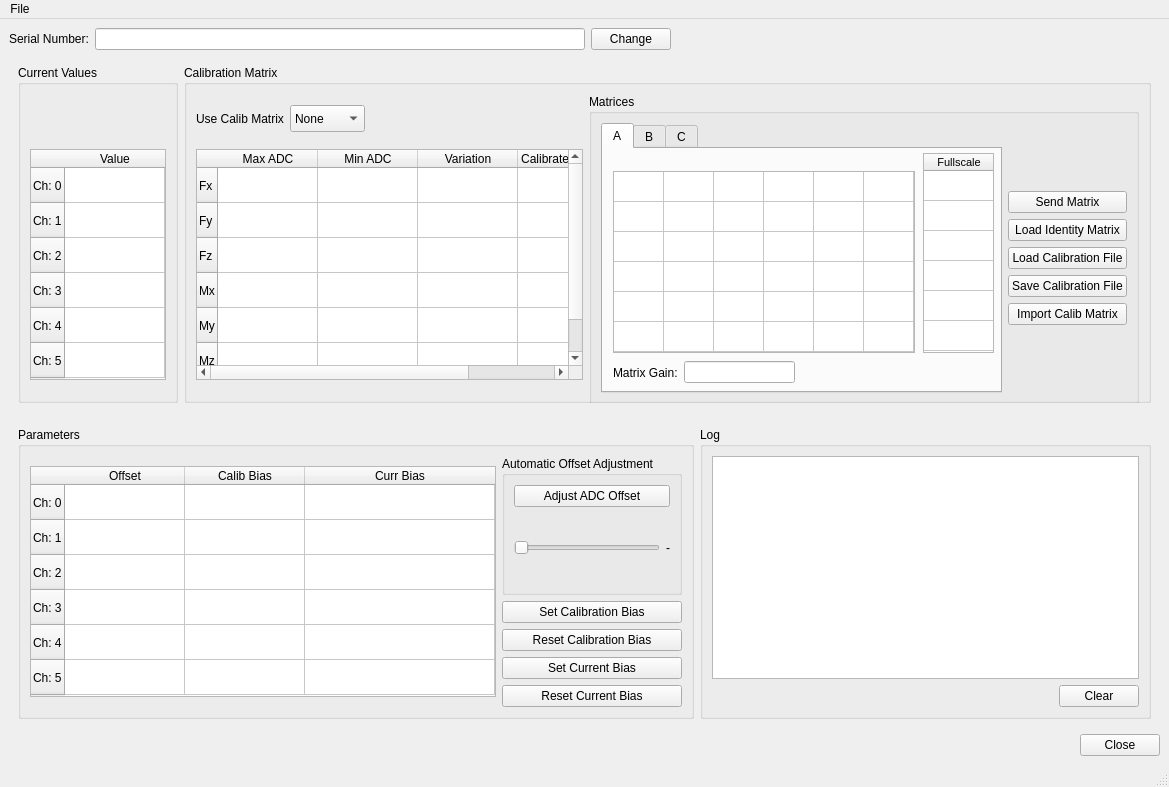
The window that src/tools/FirmwareUpdater/calibrationwindow.ui (robotology/icub-main) describes before a commit, drawn with Qt 5.
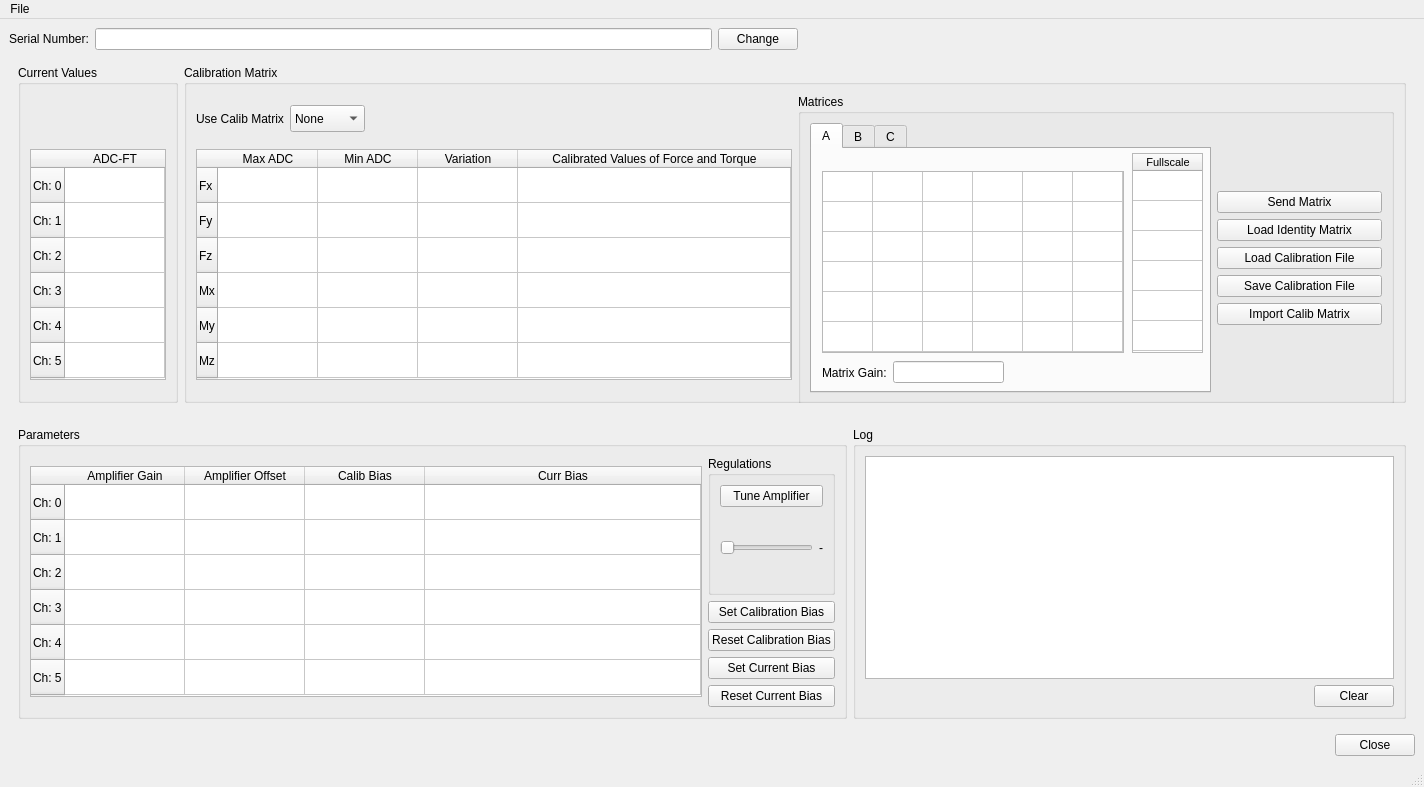
The same window after the commit.

Commit message: improved the aspect of the calibration window. added gains used by strain2.

```diff
--- a/src/tools/FirmwareUpdater/calibrationwindow.ui
+++ b/src/tools/FirmwareUpdater/calibrationwindow.ui
@@ -6,7 +6,7 @@
    <rect>
     <x>0</x>
     <y>0</y>
-    <width>1169</width>
+    <width>1424</width>
     <height>787</height>
    </rect>
   </property>
@@ -159,7 +159,7 @@
             </row>
             <column>
              <property name="text">
-              <string>Value</string>
+              <string>ADC-FT</string>
              </property>
             </column>
            </widget>
@@ -334,7 +334,7 @@
               </column>
               <column>
                <property name="text">
-                <string>Calibrated Values</string>
+                <string>Calibrated Values of Force and Torque</string>
                </property>
               </column>
              </widget>
@@ -1149,7 +1149,12 @@
             </row>
             <column>
              <property name="text">
-              <string>Offset</string>
+              <string>Amplifier Gain</string>
+             </property>
+            </column>
+            <column>
+             <property name="text">
+              <string>Amplifier Offset</string>
              </property>
             </column>
             <column>
@@ -1169,7 +1174,7 @@
             <item>
              <widget class="QGroupBox" name="groupBox_3">
               <property name="title">
-               <string>Automatic Offset Adjustment</string>
+               <string>Regulations</string>
               </property>
               <layout class="QVBoxLayout" name="verticalLayout_2">
                <item>
@@ -1178,7 +1183,7 @@
                   <string>&lt;html&gt;&lt;head/&gt;&lt;body&gt;&lt;p&gt;It asks the board to find the offsets of the amplifiers placed before the ADC stage so that ADC readings are equal to the below value. &lt;/p&gt;&lt;p&gt;&lt;span style=&quot; font-weight:600;&quot;&gt;Beware&lt;/span&gt;: The ADC values are displayed in range [-32K, +32K) whereas the target value is displayed in range [0, +64K).&lt;/p&gt;&lt;/body&gt;&lt;/html&gt;</string>
                  </property>
                  <property name="text">
-                  <string>Adjust ADC Offset</string>
+                  <string>Tune Amplifier</string>
                  </property>
                 </widget>
                </item>
@@ -1321,7 +1326,7 @@
     <rect>
      <x>0</x>
      <y>0</y>
-     <width>1169</width>
+     <width>1424</width>
      <height>25</height>
     </rect>
    </property>
```
Left out of the diff: 18 changed lines with no effect on the pictures. The commit also changes 4 other files.
